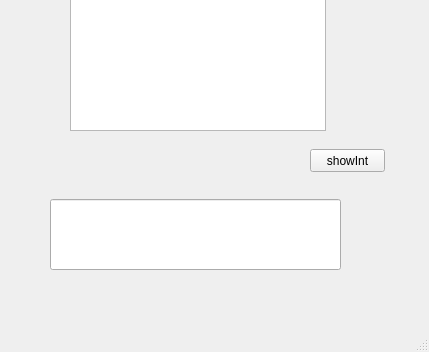
themattkerr/HelloWorld, file mainwindow.ui: the form before one commit; both pictures show x 0 to 429 and y 158 to 510 of the 429 by 510 pixel window.
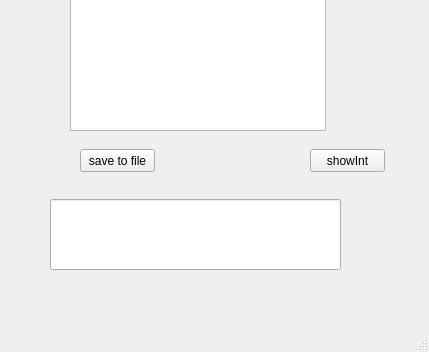
The form after the commit.

The edit to the form file:
```diff
--- a/mainwindow.ui
+++ b/mainwindow.ui
@@ -60,6 +60,19 @@
      <string>showInt</string>
     </property>
    </widget>
+   <widget class="QPushButton" name="pushButton_2">
+    <property name="geometry">
+     <rect>
+      <x>80</x>
+      <y>290</y>
+      <width>75</width>
+      <height>23</height>
+     </rect>
+    </property>
+    <property name="text">
+     <string>save to file</string>
+    </property>
+   </widget>
   </widget>
   <widget class="QMenuBar" name="menuBar">
    <property name="geometry">
```
